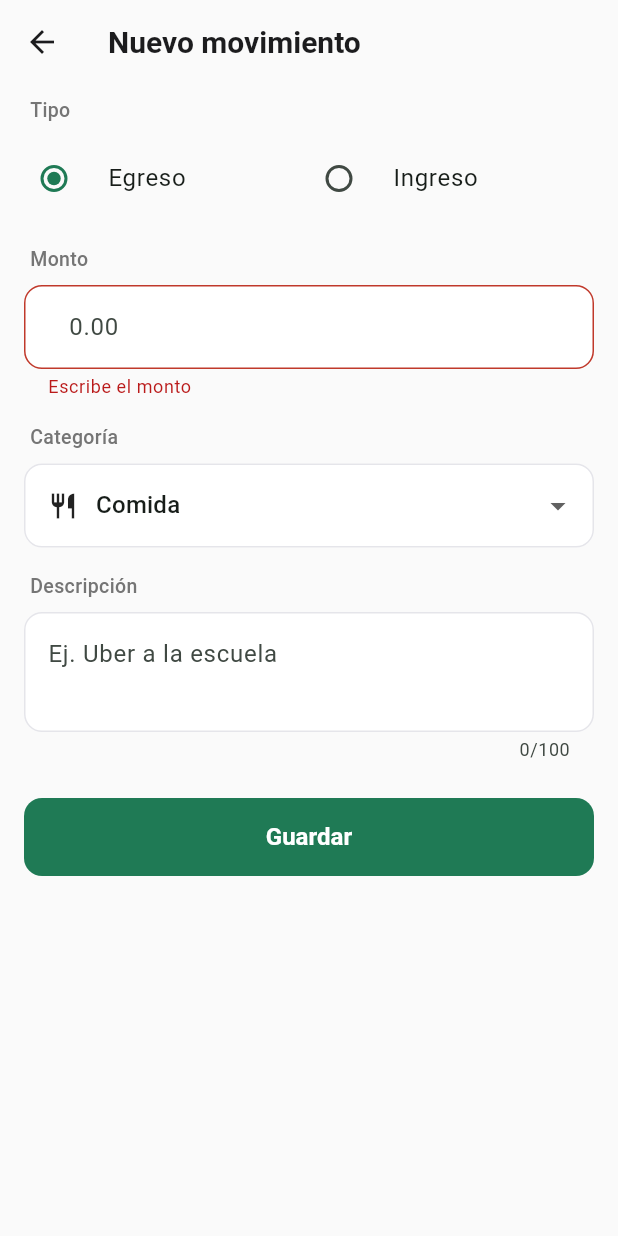
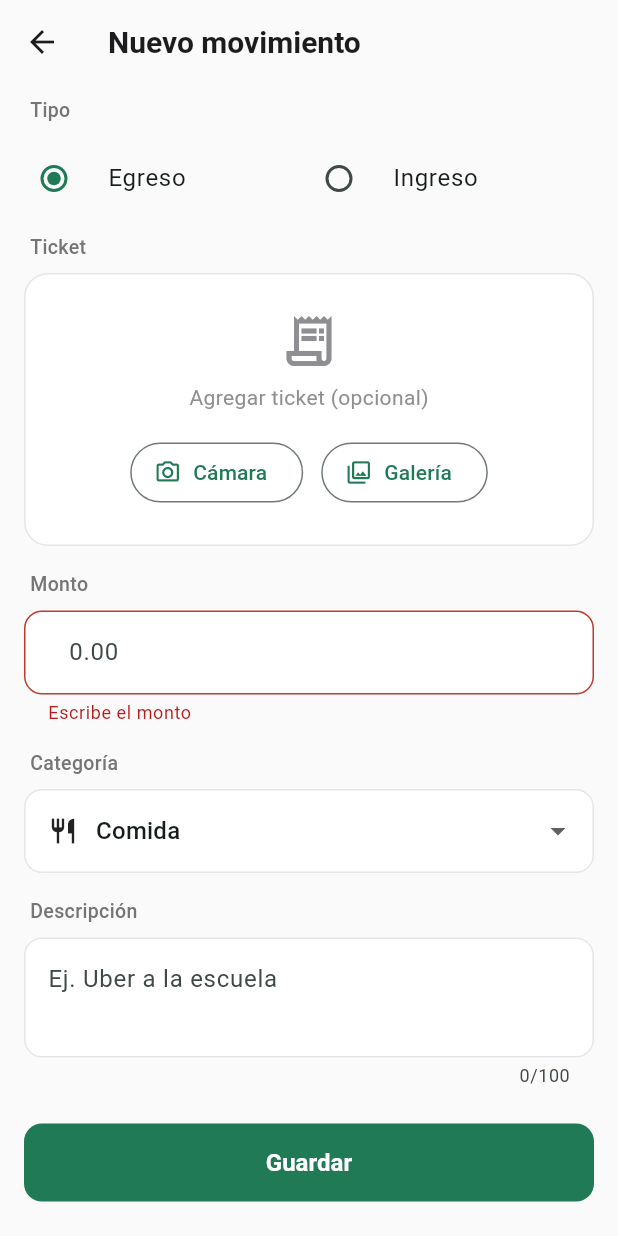
Before and after one commit to wachi10/gastito, a Flutter app: the NuevoMovimientoScreen screen opened by its route, after a tap on "Guardar", on a phone screen of 412 x 824 dp. Run offline on Flutter 3.47's test engine with Material 3 defaults, Android fonts, the phone set to English and light mode, and no system bars; our stand-ins replace image_picker, sqflite; accounts and stored records are empty.

Commit message:
foto en el ticket y guardado permanente

```diff
--- a/lib/screens/nuevo_movimiento_screen.dart
+++ b/lib/screens/nuevo_movimiento_screen.dart
@@ -3,6 +3,8 @@ import 'package:flutter/material.dart';
 import '../data/movimiento_repository.dart';
 import '../models/categorias.dart';
 import '../models/movimiento.dart';
+import '../services/image_service.dart'; // NUEVO (paso 8)
+import '../widgets/selector_ticket.dart'; // NUEVO (paso 8)
 
 /// Formulario para registrar un ingreso o un egreso.
 class NuevoMovimientoScreen extends StatefulWidget {
@@ -17,6 +19,7 @@ class _NuevoMovimientoScreenState extends State<NuevoMovimientoScreen> {
   final _formKey = GlobalKey<FormState>();
 
   final MovimientoRepository _repositorio = MovimientoRepository();
+  final ImageService _imageService = ImageService(); // NUEVO (paso 8)
 
   // Controladores y FocusNode: se crean en initState y se liberan en dispose
   // para evitar fugas de memoria (la "Regla de Oro" de S10).
@@ -28,7 +31,11 @@ class _NuevoMovimientoScreenState extends State<NuevoMovimientoScreen> {
   late String _categoria;
   bool _guardando = false; // Evita guardar dos veces si tocan rápido el botón.
 
-  // PASO 8: aquí irá la ruta de la foto del ticket.
+  // NUEVO (paso 8): foto del ticket
+  String? _rutaImagen; // Ruta permanente de la foto, o null si no hay.
+  bool _procesandoImagen = false; // Muestra el indicador mientras se copia.
+  bool _guardado = false; // Para saber si al salir hay que borrar la foto.
+
   // PASO 10: aquí irá si el usuario quiere guardar la ubicación.
 
   @override
@@ -42,6 +49,12 @@ class _NuevoMovimientoScreenState extends State<NuevoMovimientoScreen> {
 
   @override
   void dispose() {
+    // NUEVO (paso 8): si el usuario tomó una foto pero salió sin guardar,
+    // la borramos para no dejar archivos huérfanos ocupando espacio (S24).
+    if (!_guardado && _rutaImagen != null) {
+      _imageService.eliminarImagen(_rutaImagen);
+    }
+
     _montoController.dispose();
     _descripcionController.dispose();
     _descripcionFocus.dispose();
@@ -80,6 +93,47 @@ class _NuevoMovimientoScreenState extends State<NuevoMovimientoScreen> {
     return null;
   }
 
+  // NUEVO (paso 8): abrir cámara o galería
+  Future<void> _seleccionarImagen({required bool desdeCamara}) async {
+    setState(() => _procesandoImagen = true);
+
+    try {
+      final ruta = desdeCamara
+          ? await _imageService.tomarFoto()
+          : await _imageService.elegirDeGaleria();
+
+      // Si la pantalla se cerró mientras tanto, borramos la foto y salimos.
+      if (!mounted) {
+        _imageService.eliminarImagen(ruta);
+        return;
+      }
+
+      // ruta es null si el usuario canceló: simplemente no cambia nada.
+      if (ruta != null) {
+        setState(() => _rutaImagen = ruta);
+      }
+    } on ImagenException catch (e) {
+      // Permiso negado u otro error: avisamos sin cerrar la app.
+      if (mounted) _mostrarMensaje(e.mensaje);
+    } finally {
+      // "finally" se ejecuta siempre: haya salido bien, mal o cancelado.
+      if (mounted) setState(() => _procesandoImagen = false);
+    }
+  }
+
+  // NUEVO (paso 8): quitar la foto elegida
+  void _quitarImagen() {
+    final rutaAnterior = _rutaImagen;
+    setState(() => _rutaImagen = null);
+    _imageService.eliminarImagen(rutaAnterior);
+  }
+
+  void _mostrarMensaje(String texto) {
+    ScaffoldMessenger.of(context).showSnackBar(
+      SnackBar(content: Text(texto)),
+    );
+  }
+
   Future<void> _guardar() async {
     // 1. Validar todos los campos. Si alguno falla, se marca en rojo y no seguimos.
     if (!_formKey.currentState!.validate()) return;
@@ -94,22 +148,21 @@ class _NuevoMovimientoScreenState extends State<NuevoMovimientoScreen> {
       categoria: _categoria,
       descripcion: _descripcionController.text.trim(),
       fecha: DateTime.now(), // La fecha es siempre la del registro.
-      // PASO 8: rutaImagen
+      rutaImagen: _rutaImagen, // NUEVO (paso 8)
       // PASO 10: latitud y longitud
     );
 
     // 3. Guardar con manejo de errores.
     try {
       await _repositorio.insertar(movimiento);
+      _guardado = true; // NUEVO (paso 8): la foto ya pertenece a un movimiento.
       if (!mounted) return;
       // Regresamos a la lista avisando que sí se guardó (true).
       Navigator.pop(context, true);
     } on DatosException catch (e) {
       if (!mounted) return;
       setState(() => _guardando = false);
-      ScaffoldMessenger.of(context).showSnackBar(
-        SnackBar(content: Text(e.mensaje)),
-      );
+      _mostrarMensaje(e.mensaje);
     }
   }
 
@@ -151,8 +204,18 @@ class _NuevoMovimientoScreenState extends State<NuevoMovimientoScreen> {
                 ],
               ),
             ),
+            const SizedBox(height: 8),
 
-            // PASO 8: aquí irá el recuadro "Agregar ticket" (cámara / galería).
+            // --- NUEVO (paso 8): Ticket ---
+            _etiqueta('Ticket'),
+            SelectorTicket(
+              rutaImagen: _rutaImagen,
+              cargando: _procesandoImagen,
+              onCamara: () => _seleccionarImagen(desdeCamara: true),
+              onGaleria: () => _seleccionarImagen(desdeCamara: false),
+              onQuitar: _quitarImagen,
+            ),
+
             // PASO 9: aquí irá el botón del micrófono.
 
             const SizedBox(height: 16),
@@ -220,8 +283,8 @@ class _NuevoMovimientoScreenState extends State<NuevoMovimientoScreen> {
 
             // --- Guardar ---
             ElevatedButton(
-              // null desactiva el botón mientras se guarda.
-              onPressed: _guardando ? null : _guardar,
+              // null desactiva el botón mientras se guarda o se procesa la foto.
+              onPressed: (_guardando || _procesandoImagen) ? null : _guardar,
               child: _guardando
                   ? const SizedBox(
                 width: 22,
--- /dev/null
+++ b/lib/widgets/selector_ticket.dart
@@ -0,0 +1,125 @@
+import 'dart:io';
+
+import 'package:flutter/material.dart';
+
+import '../tema.dart';
+
+/// Recuadro del formulario para agregar la foto del ticket.
+///
+/// Tiene tres estados: cargando, sin foto (botones) y con foto (vista previa).
+/// Solo dibuja: la lógica (abrir cámara, guardar) la decide la pantalla.
+class SelectorTicket extends StatelessWidget {
+  final String? rutaImagen;
+  final bool cargando;
+  final VoidCallback onCamara;
+  final VoidCallback onGaleria;
+  final VoidCallback onQuitar;
+
+  const SelectorTicket({
+    super.key,
+    required this.rutaImagen,
+    required this.cargando,
+    required this.onCamara,
+    required this.onGaleria,
+    required this.onQuitar,
+  });
+
+  @override
+  Widget build(BuildContext context) {
+    if (cargando) {
+      return Container(
+        height: 180,
+        decoration: _decoracion(),
+        child: const Center(child: CircularProgressIndicator()),
+      );
+    }
+
+    if (rutaImagen != null) {
+      return _vistaPrevia();
+    }
+
+    return _vistaSinFoto();
+  }
+
+  BoxDecoration _decoracion() {
+    return BoxDecoration(
+      color: Colors.white,
+      borderRadius: BorderRadius.circular(16),
+      border: Border.all(color: TemaApp.borde),
+    );
+  }
+
+  Widget _vistaSinFoto() {
+    return Container(
+      width: double.infinity,
+      padding: const EdgeInsets.symmetric(vertical: 24, horizontal: 16),
+      decoration: _decoracion(),
+      child: Column(
+        children: [
+          const Icon(
+            Icons.receipt_long_outlined,
+            size: 40,
+            color: TemaApp.textoSecundario,
+          ),
+          const SizedBox(height: 8),
+          const Text(
+            'Agregar ticket (opcional)',
+            style: TextStyle(color: TemaApp.textoSecundario),
+          ),
+          const SizedBox(height: 16),
+          Row(
+            mainAxisAlignment: MainAxisAlignment.center,
+            children: [
+              OutlinedButton.icon(
+                onPressed: onCamara,
+                icon: const Icon(Icons.photo_camera_outlined),
+                label: const Text('Cámara'),
+              ),
+              const SizedBox(width: 12),
+              OutlinedButton.icon(
+                onPressed: onGaleria,
+                icon: const Icon(Icons.photo_library_outlined),
+                label: const Text('Galería'),
+              ),
+            ],
+          ),
+        ],
+      ),
+    );
+  }
+
+  Widget _vistaPrevia() {
+    return ClipRRect(
+      borderRadius: BorderRadius.circular(16),
+      // Stack pone la "X" encima de la foto.
+      child: Stack(
+        children: [
+          Image.file(
+            File(rutaImagen!),
+            height: 220,
+            width: double.infinity,
+            fit: BoxFit.cover,
+            errorBuilder: (context, error, stackTrace) => Container(
+              height: 220,
+              color: TemaApp.borde,
+              child: const Center(child: Icon(Icons.broken_image_outlined)),
+            ),
+          ),
+          Positioned(
+            top: 8,
+            right: 8,
+            child: IconButton(
+              onPressed: onQuitar,
+              tooltip: 'Quitar foto',
+              icon: const Icon(Icons.close),
+              style: IconButton.styleFrom(
+                backgroundColor: Colors.black54,
+                foregroundColor: Colors.white,
+              ),
+            ),
+          ),
+        ],
+      ),
+    );
+  }
+}
```
Also changed, not shown: lib/services/image_service.dart (added, +113 -0 lines).
